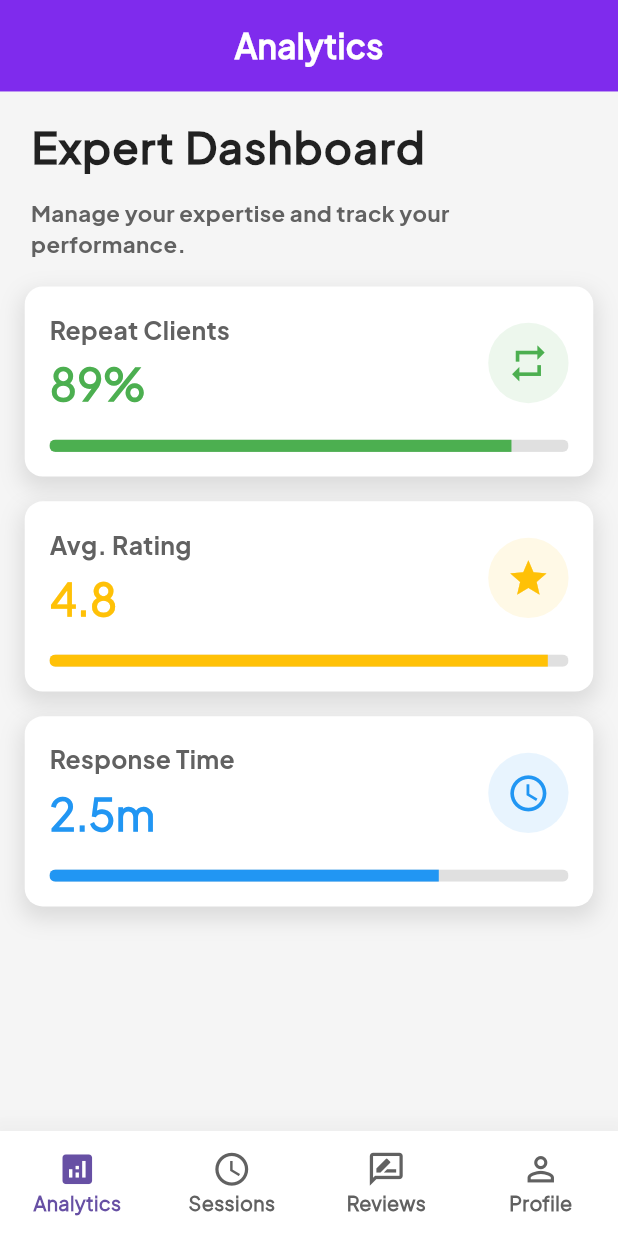
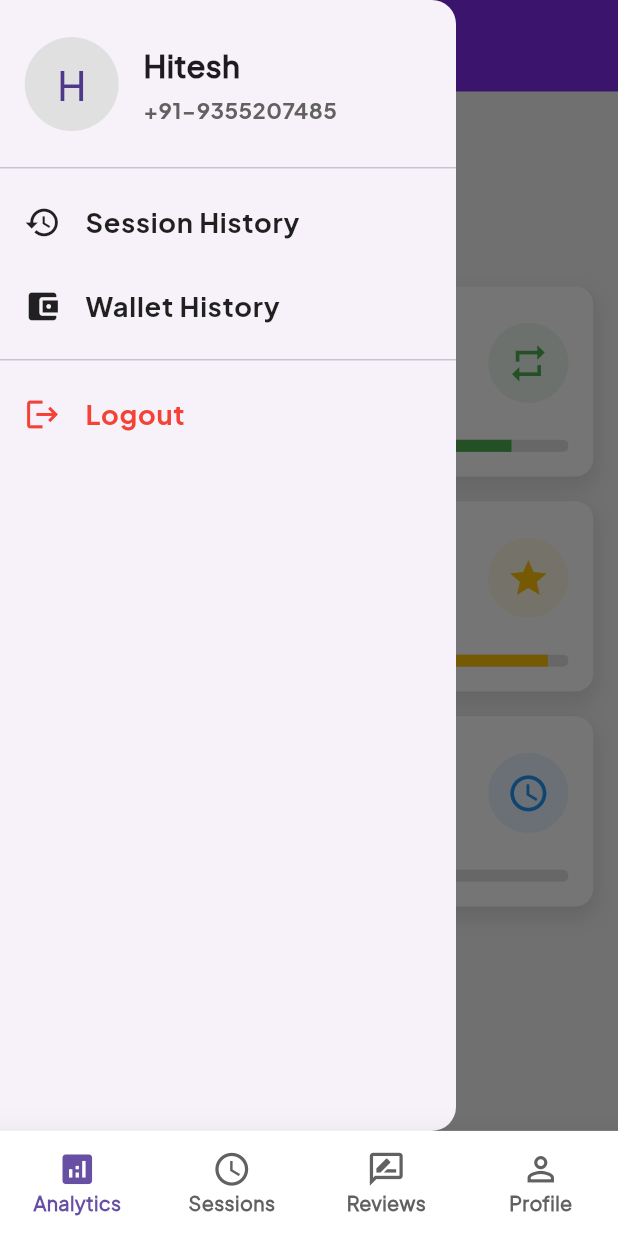
Before and after one commit to NikhilYadav04/connect, a Flutter app: the screen it shows after launch, with the side drawer open (before the commit the screen has no drawer), on a phone screen of 412 x 824 dp. Run offline on Flutter 3.47's test engine with Material 3 defaults, Android fonts, the phone set to English and light mode, and no system bars; our stand-ins replace cached_network_image, dropdown_button2, fl_chart, flutter_spinkit, flutter_svg, font_awesome_flutter.

Commit message:
UI Changes

```diff
--- a/expert/lib/view/analytics/screen/analytics_screen.dart
+++ b/expert/lib/view/analytics/screen/analytics_screen.dart
@@ -1,5 +1,6 @@
 import 'package:expert/core/constants/colors.dart';
 import 'package:expert/core/constants/fontFamily.dart';
+import 'package:expert/view/home/screen/home_drawer_screen.dart';
 import 'package:flutter/material.dart';
 
 class AnalyticsScreen extends StatelessWidget {
@@ -12,18 +13,13 @@ class AnalyticsScreen extends StatelessWidget {
 
     return SafeArea(
       child: Scaffold(
+        drawer: AppDrawer(sh: sh, sw: sw),
         appBar: AppBar(
           automaticallyImplyLeading: false,
           toolbarHeight: sh * 0.074,
           backgroundColor: AppColors.colorPurple,
-          flexibleSpace: SafeArea(
-            child: Padding(
-              padding: EdgeInsets.symmetric(horizontal: sh * 0.02),
-              child: Row(
-                children: [
-                  Expanded(
-                    child: Center(
-                      child: Text(
+          centerTitle: true,
+          title: Text(
             "Analytics",
             style: textStyle2.copyWith(
               wordSpacing: 2,
@@ -32,9 +28,13 @@ class AnalyticsScreen extends StatelessWidget {
               fontSize: sh * 0.027,
             ),
           ),
-                    ),
-                  ),
-                ],
+          leading: Builder(
+            builder: (context) => GestureDetector(
+              onTap: () => Scaffold.of(context).openDrawer(),
+              child: Icon(
+                Icons.menu,
+                color: Colors.white,
+                size: sh * 0.04,
               ),
             ),
           ),
--- /dev/null
+++ b/expert/lib/view/home/screen/home_drawer_screen.dart
@@ -0,0 +1,134 @@
+import 'package:expert/core/router/appRouter.dart';
+import 'package:flutter/material.dart';
+
+class AppDrawer extends StatelessWidget {
+  final double sh, sw;
+  const AppDrawer({Key? key, required this.sh, required this.sw})
+      : super(key: key);
+
+  @override
+  Widget build(BuildContext context) {
+    Widget _buildItem({
+      required IconData icon,
+      required String title,
+      Color? color,
+      VoidCallback? onTap,
+    }) {
+      return ListTile(
+        leading: Icon(icon, size: sh * 0.03, color: color ?? Colors.black87),
+        title: Text(
+          title,
+          style: TextStyle(
+            fontFamily: 'Jakarta-Light',
+            fontSize: sh * 0.022,
+            color: color ?? Colors.black87,
+          ),
+        ),
+        onTap: onTap ?? () => Navigator.pop(context),
+      );
+    }
+
+    return Drawer(
+      child: SafeArea(
+        child: Column(
+          children: [
+            SizedBox(
+              height: sh * 0.03,
+            ),
+            //* --- Profile header with icon and name/number ---
+            Padding(
+              padding: EdgeInsets.symmetric(
+                horizontal: sw * 0.04,
+              ),
+              child: Row(
+                children: [
+                  CircleAvatar(
+                    radius: sh * 0.038,
+                    backgroundColor: Colors.grey.shade300,
+                    child: Text(
+                      'H', // or load network image
+                      style: TextStyle(
+                        fontFamily: 'Jakarta-Medium',
+                        fontSize: sh * 0.032,
+                      ),
+                    ),
+                  ),
+                  SizedBox(width: sw * 0.04),
+                  Column(
+                    crossAxisAlignment: CrossAxisAlignment.start,
+                    children: [
+                      Text(
+                        'Hitesh',
+                        style: TextStyle(
+                          fontWeight: FontWeight.bold,
+                          fontFamily: 'Jakarta-Medium',
+                          fontSize: sh * 0.025,
+                        ),
+                      ),
+                      SizedBox(height: sh * 0.005),
+                      Text(
+                        '+91-9355207485',
+                        style: TextStyle(
+                          fontFamily: 'Jakarta-Light',
+                          fontSize: sh * 0.018,
+                          color: Colors.grey.shade700,
+                        ),
+                      ),
+                    ],
+                  ),
+                ],
+              ),
+            ),
+            SizedBox(
+              height: sh * 0.02,
+            ),
+
+            Divider(),
+
+            //* --- Three menu items ---
+            Expanded(
+              child: ListView(
+                padding: EdgeInsets.zero,
+                children: [
+                  _buildItem(
+                    icon: Icons.history,
+                    title: 'Session History',
+                    onTap: () {
+                      Navigator.pop(context);
+                      Navigator.pushNamed(context, '/session-history');
+                    },
+                  ),
+                  _buildItem(
+                    icon: Icons.account_balance_wallet,
+                    title: 'Wallet History',
+                    onTap: () {
+                      Navigator.pop(context);
+                      Navigator.pushNamed(
+                        context,
+                        '/wallet-screen',
+                        arguments: {
+                          'transition': TransitionType.fade,
+                          'duration': 300,
+                        },
+                      );
+                    },
+                  ),
+                  Divider(),
+                  _buildItem(
+                    icon: Icons.logout,
+                    title: 'Logout',
+                    color: Colors.red,
+                    onTap: () {
+                      Navigator.pop(context);
+                      // TODO: logout logic
+                    },
+                  ),
+                ],
+              ),
+            ),
+          ],
+        ),
+      ),
+    );
+  }
+}
```
Lines whose indentation alone changed are shown as unchanged.
